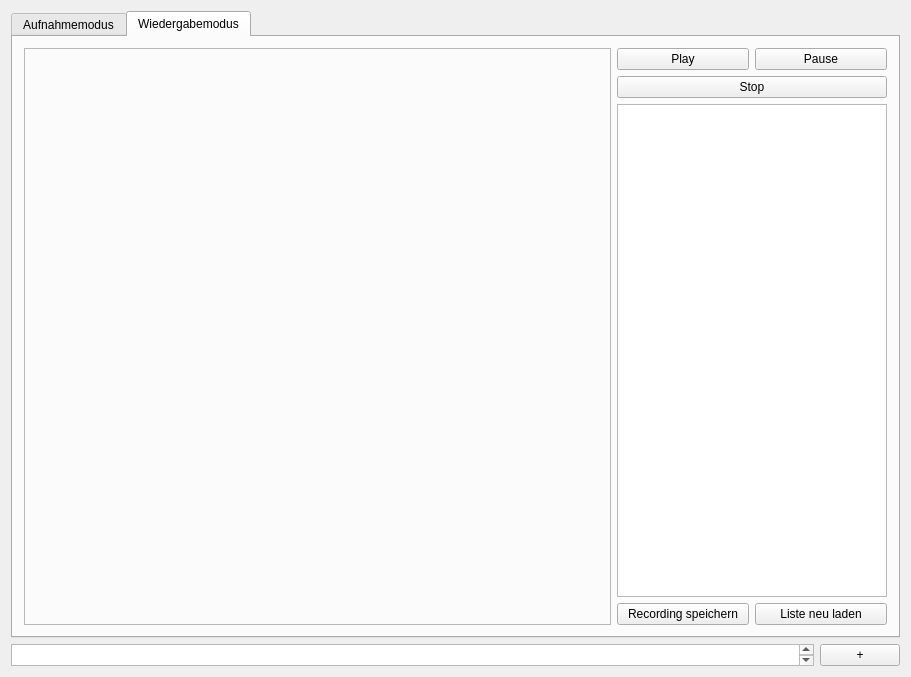
Old version of the form gui/forms/mainwindow.ui in the repository studnitz/octopus.
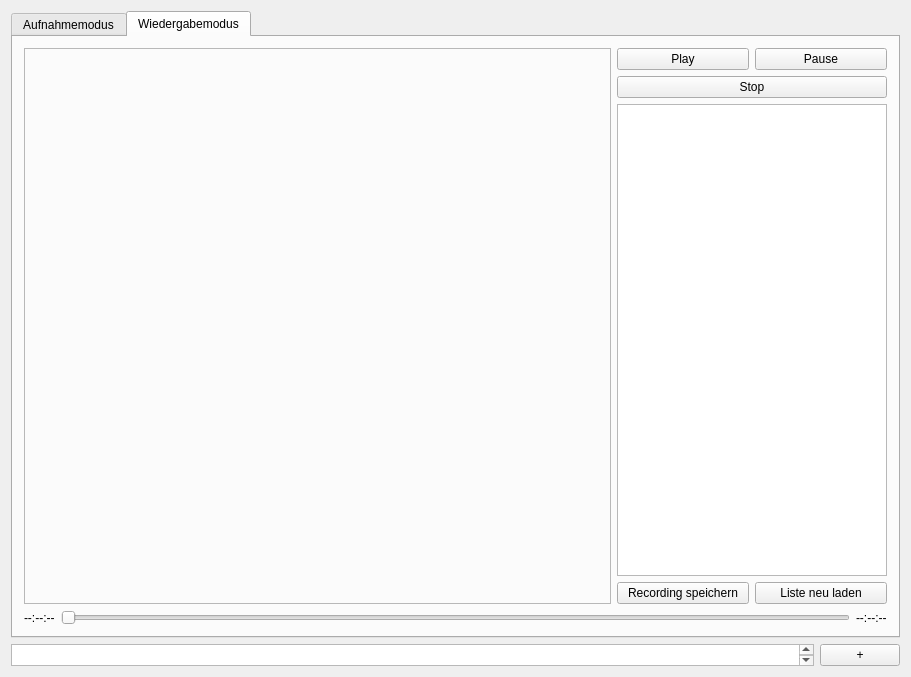
New version of the form. The open tabs and pages were chosen to show the change.

Commit message: Add searchbar for videos

Patch:
```diff
--- a/gui/forms/mainwindow.ui
+++ b/gui/forms/mainwindow.ui
@@ -266,6 +266,8 @@
        </attribute>
        <layout class="QHBoxLayout" name="horizontalLayout_7">
         <item>
+         <layout class="QVBoxLayout" name="verticalLayout_9">
+          <item>
          <layout class="QHBoxLayout" name="horizontalLayout_6">
           <item>
            <widget class="QFrame" name="frame_6">
@@ -354,8 +356,34 @@
           </item>
          </layout>
         </item>
-       </layout>
-       <zorder></zorder>
+          <item>
+           <layout class="QHBoxLayout" name="horizontalLayout_8">
+            <item>
+             <widget class="QLabel" name="labelNowTime">
+              <property name="text">
+               <string>--:--:--</string>
+              </property>
+             </widget>
+            </item>
+            <item>
+             <widget class="QSlider" name="videoSeeker">
+              <property name="orientation">
+               <enum>Qt::Horizontal</enum>
+              </property>
+             </widget>
+            </item>
+            <item>
+             <widget class="QLabel" name="labelTotalTime">
+              <property name="text">
+               <string>--:--:--</string>
+              </property>
+             </widget>
+            </item>
+           </layout>
+          </item>
+         </layout>
+        </item>
+       </layout>
       </widget>
      </widget>
     </item>
```
Left out of the diff: 4 changed lines with no effect on the pictures. Lines whose indentation alone changed are shown as unchanged. The commit also changes 5 other files.
